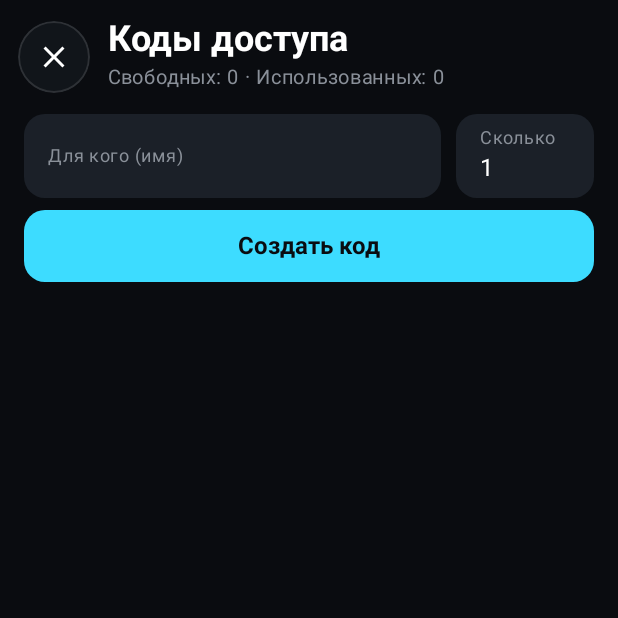
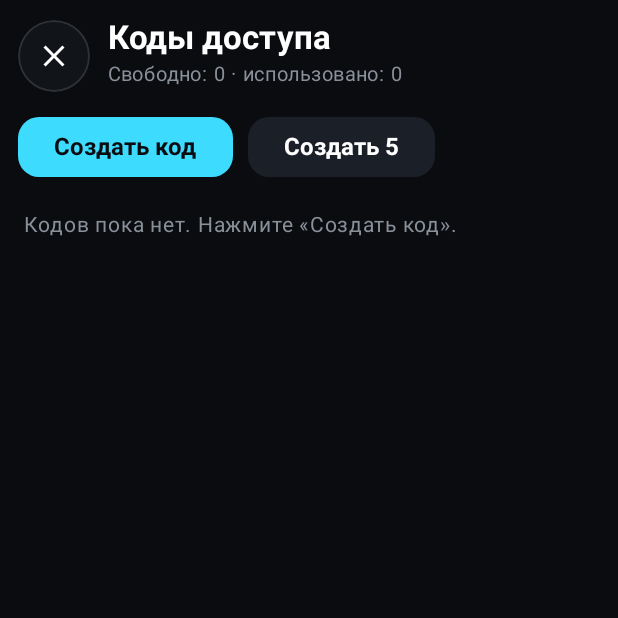
Before and after one commit to stwile8-sys/shturman, an Android app built with Jetpack Compose: the composable AdminCodesScreen shown on its own in the app's theme, on a phone screen of 412 x 824 dp, the top half of it. Run offline under Robolectric (Android 15) with nearby library versions, the phone set to English and light mode, and no system bars; our stand-ins replace Firebase (no records; nobody signed in at launch, a user with empty details on screens opened directly).

Commit message:
Коды активации, админ-экран кодов, защита от NaN в геопозиции
Co-Authored-By: Claude Sonnet 5.5 <noreply@anthropic.com>
Claude-Session: https://claude.ai/code/session_01Spgtff4KgvtcdsJKvNcAX9

```diff
--- a/app/src/main/java/ru/shturman/MainActivity.kt
+++ b/app/src/main/java/ru/shturman/MainActivity.kt
@@ -27,6 +27,7 @@ import ru.shturman.auth.signOut
 import ru.shturman.auth.toInfo
 import ru.shturman.ui.LicenseGate
 import ru.shturman.ui.LoginScreen
+import ru.shturman.ui.AccessGate
 import ru.shturman.ui.MainScreen
 import ru.shturman.ui.SplashOverlay
 import ru.shturman.ui.theme.ShturmanTheme
--- a/app/src/main/java/ru/shturman/auth/Auth.kt
+++ b/app/src/main/java/ru/shturman/auth/Auth.kt
@@ -18,12 +18,13 @@ import kotlinx.coroutines.tasks.await
 import ru.shturman.R
 
 /** Данные пользователя из Google-аккаунта: имя, почта и фото подтягиваются автоматически. */
-data class UserInfo(val name: String, val email: String, val photoUrl: String?)
+data class UserInfo(val name: String, val email: String, val photoUrl: String?, val uid: String = "")
 
 fun FirebaseUser.toInfo() = UserInfo(
     name = displayName ?: "Водитель",
     email = email ?: "",
-    photoUrl = photoUrl?.toString()
+    photoUrl = photoUrl?.toString(),
+    uid = uid
 )
 
 fun currentUserInfo(): UserInfo? = FirebaseAuth.getInstance().currentUser?.toInfo()
--- a/app/src/main/java/ru/shturman/ui/AdminCodesScreen.kt
+++ b/app/src/main/java/ru/shturman/ui/AdminCodesScreen.kt
@@ -1,12 +1,7 @@
 package ru.shturman.ui
 
-import android.content.ClipData
-import android.content.ClipboardManager
-import android.content.Context
 import androidx.activity.compose.BackHandler
 import androidx.compose.foundation.background
-import androidx.compose.foundation.border
-import androidx.compose.foundation.layout.Arrangement
 import androidx.compose.foundation.layout.Box
 import androidx.compose.foundation.layout.Column
 import androidx.compose.foundation.layout.Row
@@ -17,7 +12,6 @@ import androidx.compose.foundation.layout.height
 import androidx.compose.foundation.layout.navigationBarsPadding
 import androidx.compose.foundation.layout.padding
 import androidx.compose.foundation.layout.statusBarsPadding
-import androidx.compose.foundation.layout.width
 import androidx.compose.foundation.lazy.LazyColumn
 import androidx.compose.foundation.lazy.items
 import androidx.compose.foundation.shape.RoundedCornerShape
@@ -27,8 +21,6 @@ import androidx.compose.material3.Button
 import androidx.compose.material3.ButtonDefaults
 import androidx.compose.material3.Text
 import androidx.compose.material3.TextButton
-import androidx.compose.material3.TextField
-import androidx.compose.material3.TextFieldDefaults
 import androidx.compose.runtime.Composable
 import androidx.compose.runtime.LaunchedEffect
 import androidx.compose.runtime.getValue
@@ -36,139 +28,127 @@ import androidx.compose.runtime.mutableStateOf
 import androidx.compose.runtime.remember
 import androidx.compose.runtime.rememberCoroutineScope
 import androidx.compose.runtime.setValue
-import androidx.compose.foundation.text.KeyboardOptions
 import androidx.compose.ui.Alignment
 import androidx.compose.ui.Modifier
 import androidx.compose.ui.draw.clip
-import androidx.compose.ui.graphics.Color
-import androidx.compose.ui.platform.LocalContext
+import androidx.compose.ui.platform.LocalClipboardManager
+import androidx.compose.ui.text.AnnotatedString
 import androidx.compose.ui.text.font.FontFamily
 import androidx.compose.ui.text.font.FontWeight
-import androidx.compose.ui.text.input.KeyboardType
 import androidx.compose.ui.unit.dp
 import androidx.compose.ui.unit.sp
 import kotlinx.coroutines.launch
-import ru.shturman.license.License
-import ru.shturman.license.LicenseRow
-import ru.shturman.license.prettyCode
+import ru.shturman.access.Access
+import ru.shturman.access.CodeRow
 import ru.shturman.ui.theme.ShColors
 import ru.shturman.ui.theme.ShText
 import java.text.SimpleDateFormat
 import java.util.Date
 import java.util.Locale
 
-/** Экран владельца: создать коды доступа и увидеть, какие использованы, кем и когда. */
+/** Раздел владельца: создание кодов доступа и список, какие свободны, а какие использованы и кем. */
 @Composable
 fun AdminCodesScreen(onClose: () -> Unit) {
-    val context = LocalContext.current
     val scope = rememberCoroutineScope()
-    var rows by remember { mutableStateOf<List<LicenseRow>>(emptyList()) }
-    var loading by remember { mutableStateOf(true) }
-    var message by remember { mutableStateOf<String?>(null) }
-    var count by remember { mutableStateOf("1") }
-    var note by remember { mutableStateOf("") }
+    val clipboard = LocalClipboardManager.current
+    var rows by remember { mutableStateOf<List<CodeRow>>(emptyList()) }
+    var message by remember { mutableStateOf<String?>("Загружаю…") }
     var reload by remember { mutableStateOf(0) }
 
     BackHandler(onBack = onClose)
-
     LaunchedEffect(reload) {
-        loading = true
         try {
-            rows = License.list()
+            rows = Access.listCodes()
+            message = if (rows.isEmpty()) "Кодов пока нет. Нажмите «Создать код»." else null
         } catch (e: Exception) {
-            message = "Не удалось загрузить: ${e.message?.take(120)}"
+            message = "Не удалось загрузить: ${(e.message ?: "").take(120)}. Проверьте правила Firebase."
         }
-        loading = false
     }
 
-    val used = rows.count { it.used }
-    val free = rows.size - used
+    fun run(block: suspend () -> Unit) {
+        scope.launch {
+            try { block(); reload++ } catch (e: Exception) { message = "Ошибка: ${(e.message ?: "").take(120)}" }
+        }
+    }
 
+    val free = rows.count { !it.used }
     Column(
-        modifier = Modifier.fillMaxSize().background(ShColors.Background).statusBarsPadding().navigationBarsPadding()
+        modifier = Modifier
+            .fillMaxSize()
+            .background(ShColors.Background)
+            .statusBarsPadding()
+            .navigationBarsPadding()
     ) {
         Row(Modifier.fillMaxWidth().padding(12.dp), verticalAlignment = Alignment.CenterVertically) {
             MapButton(icon = Icons.Filled.Close, description = "Закрыть", onClick = onClose)
-            Spacer(Modifier.width(12.dp))
+            Spacer(Modifier.padding(start = 12.dp))
             Column {
-                Text("Коды доступа", color = ShColors.TextPrimary, style = ShText.Distance)
-                Text("Свободных: $free · Использованных: $used", color = ShColors.TextSecondary, fontSize = 13.sp)
+                Text("Коды доступа", color = ShColors.TextPrimary, style = ShText.Distance.copy(fontSize = 22.sp))
+                Text("Свободно: $free · использовано: ${rows.size - free}", color = ShColors.TextSecondary, fontSize = 13.sp)
             }
         }
-
-        // Создание
-        Column(Modifier.padding(horizontal = 16.dp), verticalArrangement = Arrangement.spacedBy(8.dp)) {
-            Row(horizontalArrangement = Arrangement.spacedBy(10.dp), verticalAlignment = Alignment.CenterVertically) {
-                Field("Для кого (имя)", note, Modifier.weight(1f)) { note = it }
-                Field("Сколько", count, Modifier.width(92.dp), number = true) { count = it.filter(Char::isDigit).take(2) }
-            }
+        Row(Modifier.fillMaxWidth().padding(horizontal = 12.dp), horizontalArrangement = androidx.compose.foundation.layout.Arrangement.spacedBy(10.dp)) {
             Button(
-                onClick = {
-                    scope.launch {
-                        try {
-                            val made = License.create(count.toIntOrNull() ?: 1, note.trim())
-                            message = "Создано: " + made.joinToString(", ") { prettyCode(it) }
-                            note = ""
-                            reload++
-                        } catch (e: Exception) {
-                            message = "Не вышло: ${e.message?.take(120)}"
-                        }
-                    }
-                },
-                modifier = Modifier.fillMaxWidth().height(48.dp),
+                onClick = { run { Access.createCodes(1) } },
                 shape = RoundedCornerShape(14.dp),
                 colors = ButtonDefaults.buttonColors(containerColor = ShColors.Accent, contentColor = ShColors.Background)
             ) { Text("Создать код", style = ShText.Button) }
-            message?.let { Text(it, color = ShColors.TextSecondary, fontSize = 13.sp) }
+            Button(
+                onClick = { run { Access.createCodes(5) } },
+                shape = RoundedCornerShape(14.dp),
+                colors = ButtonDefaults.buttonColors(containerColor = ShColors.SearchField, contentColor = ShColors.TextPrimary)
+            ) { Text("Создать 5", style = ShText.Button) }
         }
+        message?.let { Text(it, color = ShColors.TextSecondary, fontSize = 14.sp, modifier = Modifier.padding(16.dp)) }
 
-        Spacer(Modifier.height(10.dp))
-        if (loading && rows.isEmpty()) {
-            Text("Загружаю…", color = ShColors.TextSecondary, style = ShText.Small, modifier = Modifier.padding(16.dp))
-        }
-
-        val fmt = remember { SimpleDateFormat("d MMM, HH:mm", Locale("ru")) }
-        LazyColumn(
-            modifier = Modifier.fillMaxSize().padding(horizontal = 16.dp),
-            verticalArrangement = Arrangement.spacedBy(8.dp)
-        ) {
+        LazyColumn(modifier = Modifier.fillMaxSize().padding(top = 8.dp)) {
             items(rows) { row ->
                 val shape = RoundedCornerShape(16.dp)
                 Column(
-                    Modifier.fillMaxWidth().clip(shape).background(ShColors.Panel).border(1.dp, ShBorder, shape).padding(14.dp)
+                    modifier = Modifier
+                        .fillMaxWidth()
+                        .padding(horizontal = 12.dp, vertical = 5.dp)
+                        .clip(shape)
+                        .background(ShColors.Panel)
+                        .padding(14.dp)
                 ) {
                     Row(verticalAlignment = Alignment.CenterVertically) {
                         Text(
-                            prettyCode(row.code),
-                            color = if (row.used) ShColors.TextSecondary else ShColors.TextPrimary,
-                            style = ShText.Distance.copy(fontFamily = FontFamily.Monospace, fontSize = 22.sp, fontWeight = FontWeight.Bold)
+                            row.code, color = ShColors.TextPrimary,
+                            style = ShText.Small.copy(fontFamily = FontFamily.Monospace, fontWeight = FontWeight.Bold, fontSize = 18.sp),
+                            modifier = Modifier.weight(1f)
                         )
-                        Spacer(Modifier.weight(1f))
                         Text(
                             if (row.used) "использован" else "свободен",
-                            color = if (row.used) ShColors.Sign3 else ShColors.Success,
-                            style = ShText.Small
+                            color = if (row.used) ShColors.TextSecondary else ShColors.Success,
+                            fontSize = 13.sp
                         )
                     }
-                    if (row.note.isNotEmpty()) Text("Для: ${row.note}", color = ShColors.TextPrimary, fontSize = 14.sp)
                     if (row.used) {
-                        Text(
-                            "Активирован: ${row.usedByEmail.ifEmpty { "?" }} · ${fmt.format(Date(row.usedAt))}",
-                            color = ShColors.TextSecondary, fontSize = 13.sp
-                        )
-                    } else {
-                        Row {
-                            TextButton(onClick = {
-                                val cm = context.getSystemService(Context.CLIPBOARD_SERVICE) as ClipboardManager
-                                cm.setPrimaryClip(ClipData.newPlainText("code", prettyCode(row.code)))
-                                message = "Скопировано: ${prettyCode(row.code)}"
-                            }) { Text("Копировать", color = ShColors.Accent, style = ShText.Small) }
-                            TextButton(onClick = {
-                                scope.launch {
-                                    runCatching { License.delete(row.code) }
-                                    reload++
-                                }
-                            }) { Text("Удалить", color = ShColors.Danger, style = ShText.Small) }
+                        val who = listOf(row.usedByName, row.usedByEmail).filter { it.isNotBlank() }.joinToString(" · ")
+                        Text("$who", color = ShColors.TextSecondary, fontSize = 13.sp)
+                        if (row.usedAt > 0) {
+                            Text(
+                                SimpleDateFormat("d MMM yyyy, HH:mm", Locale("ru")).format(Date(row.usedAt)),
+                                color = ShColors.TextSecondary, fontSize = 12.sp
+                            )
+                        }
+                    }
+                    Row {
+                        TextButton(onClick = { clipboard.setText(AnnotatedString(row.code)); message = "Скопировано: ${row.code}" }) {
+                            Text("Копировать", color = ShColors.Accent, fontSize = 13.sp)
+                        }
+                        if (!row.used) {
+                            TextButton(onClick = { run { Access.deleteCode(row.code) } }) {
+                                Text("Удалить", color = ShColors.Danger, fontSize = 13.sp)
+                            }
+                        } else {
+                            TextButton(onClick = { run { Access.resetDevice(row.usedByUid) } }) {
+                                Text("Сбросить устройство", color = ShColors.Accent, fontSize = 13.sp)
+                            }
+                            TextButton(onClick = { run { Access.revoke(row.usedByUid) } }) {
+                                Text("Отозвать", color = ShColors.Danger, fontSize = 13.sp)
+                            }
                         }
                     }
                 }
@@ -177,27 +157,3 @@ fun AdminCodesScreen(onClose: () -> Unit) {
         }
     }
 }
-
-@Composable
-private fun Field(label: String, value: String, modifier: Modifier, number: Boolean = false, onChange: (String) -> Unit) {
-    TextField(
-        value = value,
-        onValueChange = onChange,
-        label = { Text(label, fontSize = 12.sp) },
-        singleLine = true,
-        keyboardOptions = if (number) KeyboardOptions(keyboardType = KeyboardType.Number) else KeyboardOptions.Default,
-        shape = RoundedCornerShape(14.dp),
-        colors = TextFieldDefaults.colors(
-            focusedContainerColor = ShColors.SearchField,
-            unfocusedContainerColor = ShColors.SearchField,
-            focusedTextColor = ShColors.TextPrimary,
-            unfocusedTextColor = ShColors.TextPrimary,
-            focusedLabelColor = ShColors.TextSecondary,
-            unfocusedLabelColor = ShColors.TextSecondary,
-            cursorColor = ShColors.Accent,
-            focusedIndicatorColor = Color.Transparent,
-            unfocusedIndicatorColor = Color.Transparent
-        ),
-        modifier = modifier
-    )
-}
--- a/app/src/main/java/ru/shturman/ui/MainScreen.kt
+++ b/app/src/main/java/ru/shturman/ui/MainScreen.kt
@@ -70,6 +70,7 @@ fun MainScreen(user: UserInfo, onSignOut: () -> Unit, vm: NavViewModel = viewMod
     val s by vm.state.collectAsState()
     var showSettings by remember { mutableStateOf(false) }
     var showSearch by remember { mutableStateOf(false) }
+    var showAdmin by remember { mutableStateOf(false) }
     var showAdmin by remember { mutableStateOf(false) }
     var recenterKey by remember { mutableStateOf(0) }
     var startKey by remember { mutableStateOf(0) }
@@ -323,6 +324,8 @@ fun MainScreen(user: UserInfo, onSignOut: () -> Unit, vm: NavViewModel = viewMod
                 user = user,
                 s = s,
                 vm = vm,
+                isAdmin = user.email == ru.shturman.access.ADMIN_EMAIL,
+                onOpenAdmin = { showSettings = false; showAdmin = true },
                 isAdmin = ru.shturman.license.License.isAdmin(user.email),
                 onAdmin = { showSettings = false; showAdmin = true },
                 onSignOut = {
@@ -353,6 +356,8 @@ fun MainScreen(user: UserInfo, onSignOut: () -> Unit, vm: NavViewModel = viewMod
                 onClose = { showSearch = false }
             )
         }
+
+        if (showAdmin) AdminCodesScreen(onClose = { showAdmin = false })
 
         StartOverlay(trigger = startKey)
     }
--- a/app/src/main/java/ru/shturman/ui/MapView.kt
+++ b/app/src/main/java/ru/shturman/ui/MapView.kt
@@ -152,7 +152,7 @@ fun DarkMap(
             }
             bearing.value?.let { shown.bearing = it }
 
-            if (m.locationComponent.isLocationComponentActivated) {
+            if (shown.latitude.isFinite() && shown.longitude.isFinite() && m.locationComponent.isLocationComponentActivated) {
                 m.locationComponent.forceLocationUpdate(shown)
             }
         }
```
Also changed, not shown: app/src/main/java/ru/shturman/access/Access.kt (added, +151 -0 lines), app/src/main/java/ru/shturman/routing/GpsTracker.kt (+11 -2 lines), app/src/main/java/ru/shturman/ui/AccessGate.kt (added, +138 -0 lines), app/src/main/java/ru/shturman/ui/SettingsSheet.kt (+10 -0 lines).
